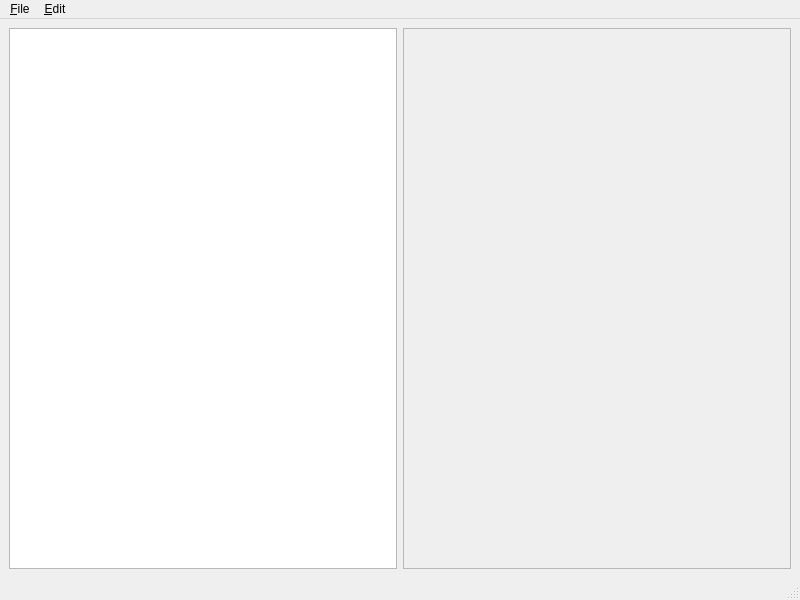
Before: the Qt Designer form src/editor/editor_main.ui in moshev/project-viking, drawn with Qt 5.
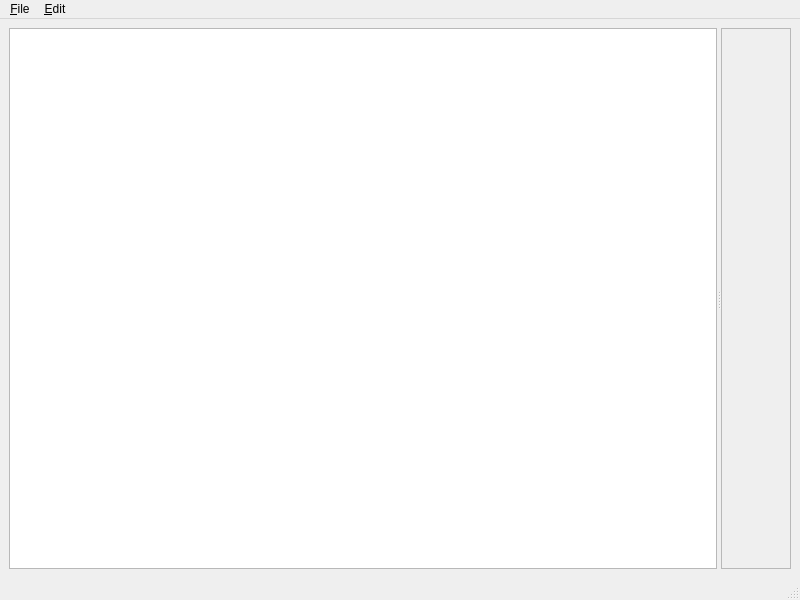
After: the same form once the commit is applied. Custom widgets are drawn as their Qt base class.

Commit message: Change hitbox editor ui to use splitters.

```diff
--- a/src/editor/editor_main.ui
+++ b/src/editor/editor_main.ui
@@ -14,52 +14,39 @@
    <string>Project Viking editor</string>
   </property>
   <widget class="QWidget" name="centralwidget">
-   <layout class="QHBoxLayout" name="horizontalLayout_2">
-    <property name="sizeConstraint">
-     <enum>QLayout::SetDefaultConstraint</enum>
-    </property>
-    <item>
-     <layout class="QVBoxLayout" name="verticalLayout_2">
-      <property name="sizeConstraint">
-       <enum>QLayout::SetMinimumSize</enum>
+   <layout class="QGridLayout" name="gridLayout">
+    <item row="0" column="0">
+     <widget class="QSplitter" name="splitter">
+      <property name="sizePolicy">
+       <sizepolicy hsizetype="Expanding" vsizetype="Expanding">
+        <horstretch>0</horstretch>
+        <verstretch>0</verstretch>
+       </sizepolicy>
+      </property>
+      <property name="orientation">
+       <enum>Qt::Horizontal</enum>
       </property>
-      <item>
        <widget class="QListWidget" name="poses_list">
         <property name="sortingEnabled">
          <bool>false</bool>
         </property>
        </widget>
-      </item>
-     </layout>
-    </item>
-    <item>
-     <layout class="QVBoxLayout" name="verticalLayout_3">
-      <property name="sizeConstraint">
-       <enum>QLayout::SetMaximumSize</enum>
-      </property>
-      <item>
        <widget class="QScrollArea" name="scrollArea">
         <property name="widgetResizable">
          <bool>true</bool>
         </property>
-        <widget class="QWidget" name="scrollAreaWidgetContents">
+       <widget class="HitboxEditorWidget" name="hitbox_editor">
          <property name="geometry">
           <rect>
            <x>0</x>
            <y>0</y>
-           <width>386</width>
-           <height>537</height>
-          </rect>
-         </property>
-         <layout class="QHBoxLayout" name="horizontalLayout">
-          <item>
-           <widget class="HitboxEditorWidget" name="hitbox_editor" native="true"/>
-          </item>
-         </layout>
-        </widget>
-       </widget>
-      </item>
-     </layout>
+          <width>80</width>
+          <height>539</height>
+         </rect>
+        </property>
+       </widget>
+      </widget>
+     </widget>
     </item>
    </layout>
   </widget>
```
Left out of the diff: 2 changed lines with no effect on the pictures. Lines whose indentation alone changed are shown as unchanged. The commit also changes 1 other file.
